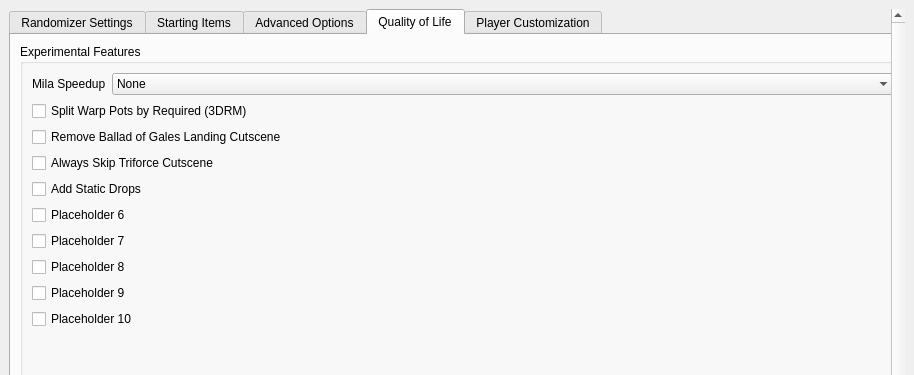
Before: the Qt Designer form wwr_ui/randomizer_window.ui in tanjo3/wwrando, drawn with Qt 5; both pictures show x 0 to 914 and y 0 to 375 of the 914 by 800 pixel window.
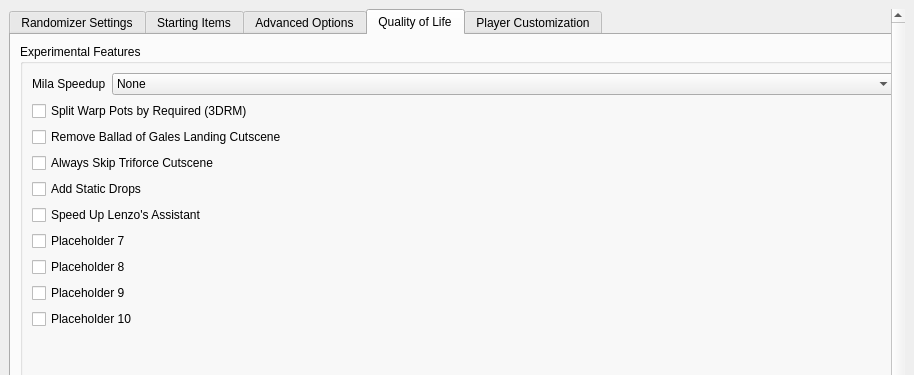
After: the same form once the commit is applied. The open tabs and pages were chosen to show the change. Custom widgets are drawn as their Qt base class.

Commit message: add speed up lenzo's assistant option

```diff
--- a/wwr_ui/randomizer_window.ui
+++ b/wwr_ui/randomizer_window.ui
@@ -1300,7 +1300,7 @@
                <item>
                 <widget class="QCheckBox" name="quality_of_life_6">
                  <property name="text">
-                  <string>Placeholder 6</string>
+                  <string>Speed Up Lenzo's Assistant</string>
                  </property>
                 </widget>
                </item>
```
Left out of the diff: 2 changed lines with no effect on the pictures. The commit also changes 4 other files.
